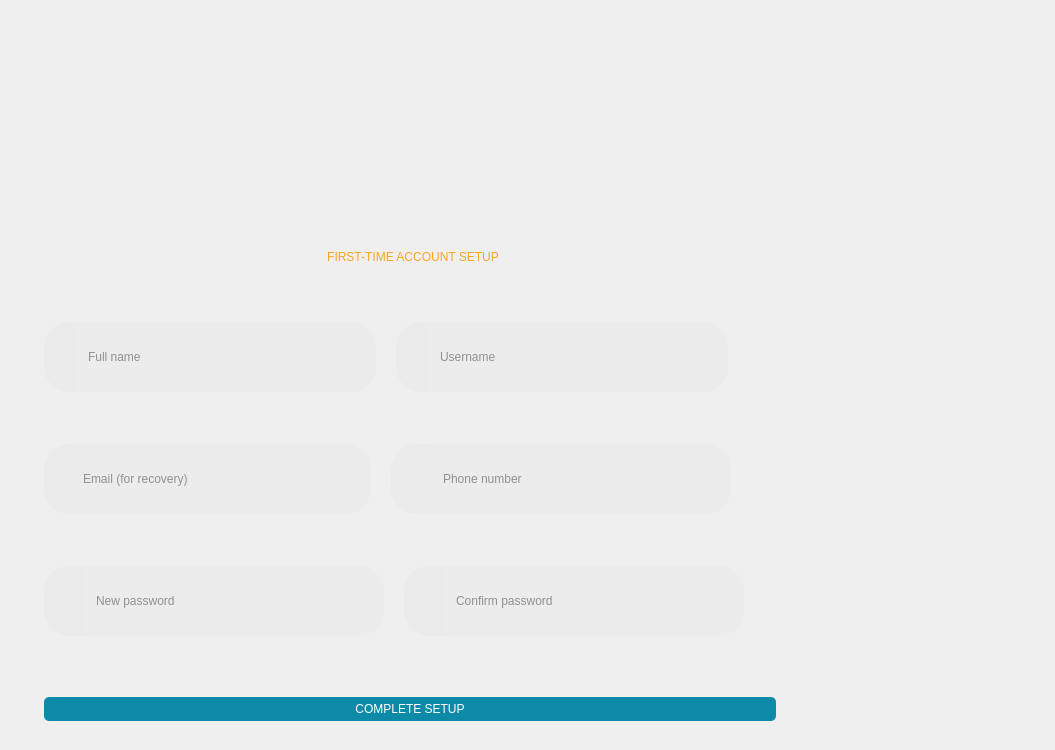
Old version of the form Desktop_Application/Frontend/ui-files/firstTime-setup.ui in the repository DreddVDomasian/Petmate-Desktop-Application.
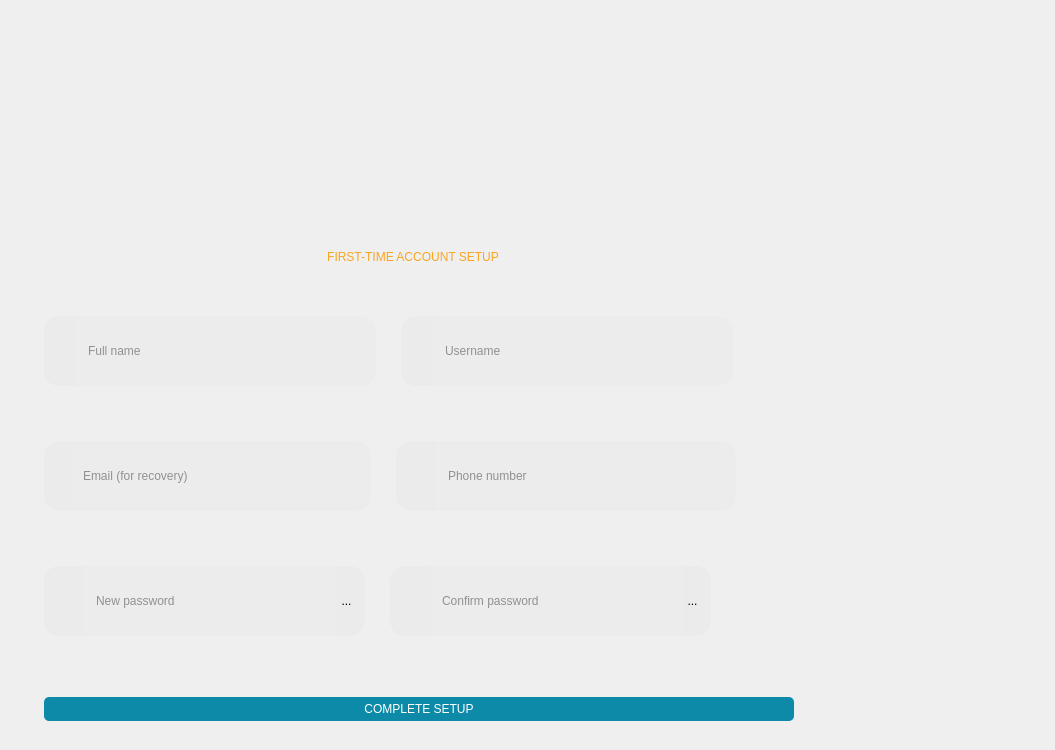
New version of the form. Icons and pictures are not drawn.

Commit message: added show and hide feature

Patch:
```diff
--- a/Desktop_Application/Frontend/ui-files/firstTime-setup.ui
+++ b/Desktop_Application/Frontend/ui-files/firstTime-setup.ui
@@ -125,8 +125,8 @@
         </property>
         <property name="styleSheet">
          <string notr="true">QLineEdit{
-	border-top-right-radius:25px;
-	border-bottom-right-radius:25px;
+	border-top-right-radius:15px;
+	border-bottom-right-radius:15px;
 	background-color:#ECECEC;
 	font: 63 15pt &quot;Montserrat SemiBold&quot;;
    color:rgb(54, 54, 54);
@@ -255,10 +255,10 @@
                    <number>0</number>
                   </property>
                   <property name="rightMargin">
-                   <number>0</number>
+                   <number>5</number>
                   </property>
                   <property name="bottomMargin">
-                   <number>0</number>
+                   <number>9</number>
                   </property>
                   <item>
                    <widget class="QFrame" name="fullnameIcon">
@@ -276,8 +276,8 @@
                     </property>
                     <property name="styleSheet">
                      <string notr="true">background-color: rgb(235, 235, 235);
-border-top-left-radius:25px;
-border-bottom-left-radius:25px;</string>
+border-top-left-radius:15px;
+border-bottom-left-radius:15px;</string>
                     </property>
                     <property name="frameShape">
                      <enum>QFrame::StyledPanel</enum>
@@ -364,10 +364,10 @@
                    <number>0</number>
                   </property>
                   <property name="rightMargin">
-                   <number>0</number>
+                   <number>5</number>
                   </property>
                   <property name="bottomMargin">
-                   <number>0</number>
+                   <number>9</number>
                   </property>
                   <item>
                    <widget class="QFrame" name="usernameIcon">
@@ -385,8 +385,8 @@
                     </property>
                     <property name="styleSheet">
                      <string notr="true">background-color: rgb(235, 235, 235);
-border-top-left-radius:25px;
-border-bottom-left-radius:25px;</string>
+border-top-left-radius:15px;
+border-bottom-left-radius:15px;</string>
                     </property>
                     <property name="frameShape">
                      <enum>QFrame::StyledPanel</enum>
@@ -506,10 +506,10 @@
                    <number>0</number>
                   </property>
                   <property name="rightMargin">
-                   <number>0</number>
+                   <number>5</number>
                   </property>
                   <property name="bottomMargin">
-                   <number>0</number>
+                   <number>9</number>
                   </property>
                   <item>
                    <widget class="QFrame" name="emailIcon">
@@ -527,8 +527,8 @@
                     </property>
                     <property name="styleSheet">
                      <string notr="true">background-color: rgb(235, 235, 235);
-border-top-left-radius:25px;
-border-bottom-left-radius:25px;</string>
+border-top-left-radius:15px;
+border-bottom-left-radius:15px;</string>
                     </property>
                     <property name="frameShape">
                      <enum>QFrame::StyledPanel</enum>
@@ -615,10 +615,10 @@
                    <number>0</number>
                   </property>
                   <property name="rightMargin">
-                   <number>0</number>
+                   <number>5</number>
                   </property>
                   <property name="bottomMargin">
-                   <number>0</number>
+                   <number>9</number>
                   </property>
                   <item>
                    <widget class="QFrame" name="phoneNumIcon">
@@ -642,8 +642,8 @@
                     </property>
                     <property name="styleSheet">
                      <string notr="true">background-color: rgb(235, 235, 235);
-border-top-left-radius:25px;
-border-bottom-left-radius:25px;</string>
+border-top-left-radius:15px;
+border-bottom-left-radius:15px;</string>
                     </property>
                     <property name="frameShape">
                      <enum>QFrame::StyledPanel</enum>
@@ -752,7 +752,7 @@
                  <property name="frameShadow">
                   <enum>QFrame::Raised</enum>
                  </property>
-                 <layout class="QHBoxLayout" name="horizontalLayout_18">
+                 <layout class="QHBoxLayout" name="horizontalLayout_10">
                   <property name="spacing">
                    <number>0</number>
                   </property>
@@ -763,10 +763,10 @@
                    <number>0</number>
                   </property>
                   <property name="rightMargin">
-                   <number>0</number>
+                   <number>5</number>
                   </property>
                   <property name="bottomMargin">
-                   <number>0</number>
+                   <number>9</number>
                   </property>
                   <item>
                    <widget class="QFrame" name="newPassIcon">
@@ -790,8 +790,8 @@
                     </property>
                     <property name="styleSheet">
                      <string notr="true">background-color: rgb(235, 235, 235);
-border-top-left-radius:25px;
-border-bottom-left-radius:25px;</string>
+border-top-left-radius:15px;
+border-bottom-left-radius:15px;</string>
                     </property>
                     <property name="frameShape">
                      <enum>QFrame::StyledPanel</enum>
@@ -838,12 +838,12 @@
                     </property>
                     <property name="minimumSize">
                      <size>
-                      <width>300</width>
+                      <width>253</width>
                       <height>70</height>
                      </size>
                     </property>
                     <property name="styleSheet">
-                     <string notr="true"/>
+                     <string notr="true">border-radius:none;</string>
                     </property>
                     <property name="echoMode">
                      <enum>QLineEdit::Password</enum>
@@ -853,6 +853,43 @@
                     </property>
                    </widget>
                   </item>
+                  <item>
+                   <widget class="QFrame" name="togglePassFrame">
+                    <property name="styleSheet">
+                     <string notr="true">background-color: rgb(235, 235, 235);
+border-top-right-radius:15px;
+border-bottom-right-radius:15px;</string>
+                    </property>
+                    <property name="frameShape">
+                     <enum>QFrame::StyledPanel</enum>
+                    </property>
+                    <property name="frameShadow">
+                     <enum>QFrame::Raised</enum>
+                    </property>
+                    <layout class="QVBoxLayout" name="verticalLayout_15">
+                     <property name="leftMargin">
+                      <number>0</number>
+                     </property>
+                     <item>
+                      <widget class="QToolButton" name="loginShowPass">
+                       <property name="text">
+                        <string>...</string>
+                       </property>
+                       <property name="icon">
+                        <iconset>
+                         <normaloff>../Icons/eye.png</normaloff>../Icons/eye.png</iconset>
+                       </property>
+                       <property name="iconSize">
+                        <size>
+                         <width>35</width>
+                         <height>35</height>
+                        </size>
+                       </property>
+                      </widget>
+                     </item>
+                    </layout>
+                   </widget>
+                  </item>
                  </layout>
                 </widget>
                </item>
@@ -870,7 +907,7 @@
                  <property name="frameShadow">
                   <enum>QFrame::Raised</enum>
                  </property>
-                 <layout class="QHBoxLayout" name="horizontalLayout_19">
+                 <layout class="QHBoxLayout" name="horizontalLayout_11">
                   <property name="spacing">
                    <number>0</number>
                   </property>
@@ -881,12 +918,12 @@
                    <number>0</number>
                   </property>
                   <property name="rightMargin">
-                   <number>0</number>
+                   <number>5</number>
                   </property>
                   <property name="bottomMargin">
-                   <number>0</number>
+                   <number>9</number>
                   </property>
-                  <item alignment="Qt::AlignRight">
+                  <item>
                    <widget class="QFrame" name="confirmpassIcon">
                     <property name="sizePolicy">
                      <sizepolicy hsizetype="Fixed" vsizetype="Fixed">
@@ -908,8 +945,8 @@
                     </property>
                     <property name="styleSheet">
                      <string notr="true">background-color: rgb(235, 235, 235);
-border-top-left-radius:25px;
-border-bottom-left-radius:25px;</string>
+border-top-left-radius:15px;
+border-bottom-left-radius:15px;</string>
                     </property>
                     <property name="frameShape">
                      <enum>QFrame::StyledPanel</enum>
@@ -956,10 +993,13 @@
                     </property>
                     <property name="minimumSize">
                      <size>
-                      <width>300</width>
+                      <width>253</width>
                       <height>70</height>
                      </size>
                     </property>
+                    <property name="styleSheet">
+                     <string notr="true">border-radius:none;</string>
+                    </property>
                     <property name="echoMode">
                      <enum>QLineEdit::Password</enum>
                     </property>
@@ -971,6 +1011,43 @@
                     </property>
                    </widget>
                   </item>
+                  <item>
+                   <widget class="QFrame" name="togglePassFrame_2">
+                    <property name="styleSheet">
+                     <string notr="true">background-color: rgb(235, 235, 235);
+border-top-right-radius:15px;
+border-bottom-right-radius:15px;</string>
+                    </property>
+                    <property name="frameShape">
+                     <enum>QFrame::StyledPanel</enum>
+                    </property>
+                    <property name="frameShadow">
+                     <enum>QFrame::Raised</enum>
+                    </property>
+                    <layout class="QVBoxLayout" name="verticalLayout_16">
+                     <property name="leftMargin">
+                      <number>0</number>
+                     </property>
+                     <item>
+                      <widget class="QToolButton" name="loginShowPass_2">
+                       <property name="text">
+                        <string>...</string>
+                       </property>
+                       <property name="icon">
+                        <iconset>
+                         <normaloff>../Icons/eye.png</normaloff>../Icons/eye.png</iconset>
+                       </property>
+                       <property name="iconSize">
+                        <size>
+                         <width>35</width>
+                         <height>35</height>
+                        </size>
+                       </property>
+                      </widget>
+                     </item>
+                    </layout>
+                   </widget>
+                  </item>
                  </layout>
                 </widget>
                </item>
@@ -990,7 +1067,7 @@
            </property>
            <property name="minimumSize">
             <size>
-             <width>732</width>
+             <width>750</width>
              <height>0</height>
             </size>
            </property>
```
The commit also changes 8 other files.
